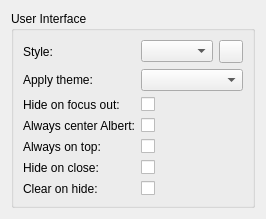
Before: the Qt Designer form qmlboxmodel/src/configwidget.ui in albertlauncher/plugins, drawn with Qt 5.
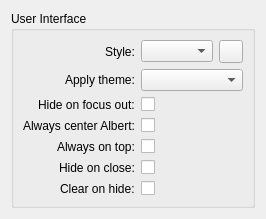
After: the same form once the commit is applied. Icons and pictures are not drawn.

Commit message: [QML] Consistent form layout

What changed in the file:
```diff
--- a/qmlboxmodel/src/configwidget.ui
+++ b/qmlboxmodel/src/configwidget.ui
@@ -15,6 +15,9 @@
       <string>User Interface</string>
      </property>
      <layout class="QFormLayout" name="formLayout">
+      <property name="labelAlignment">
+       <set>Qt::AlignRight|Qt::AlignTrailing|Qt::AlignVCenter</set>
+      </property>
       <item row="0" column="0">
        <widget class="QLabel" name="label_style">
         <property name="text">
```
